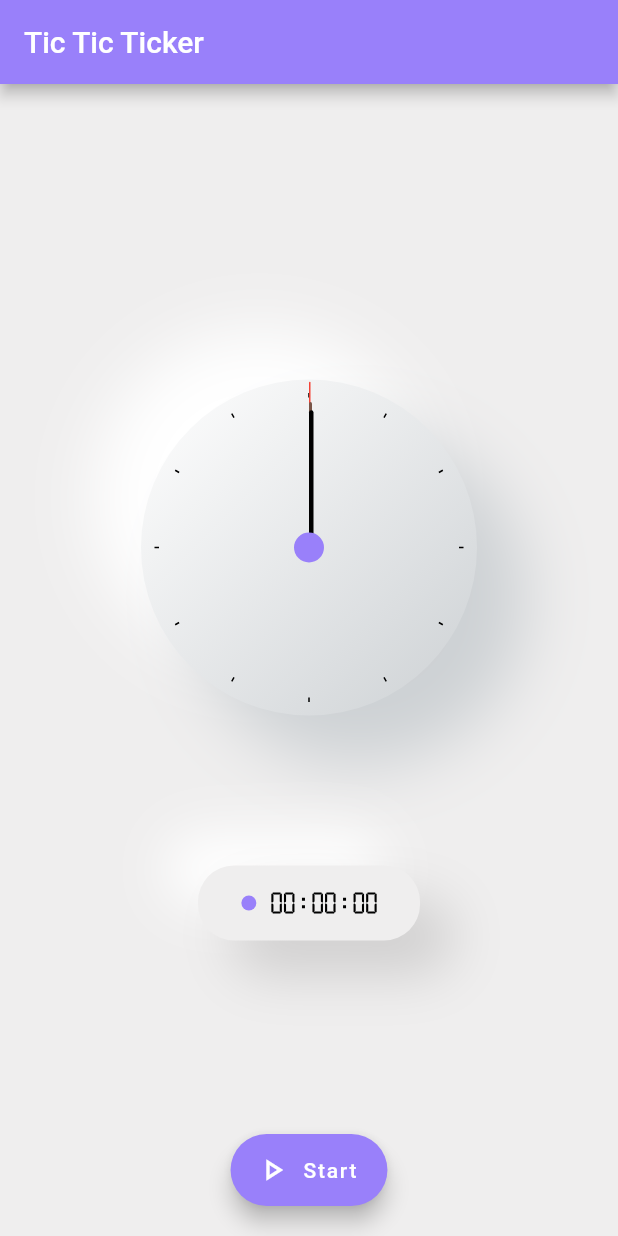
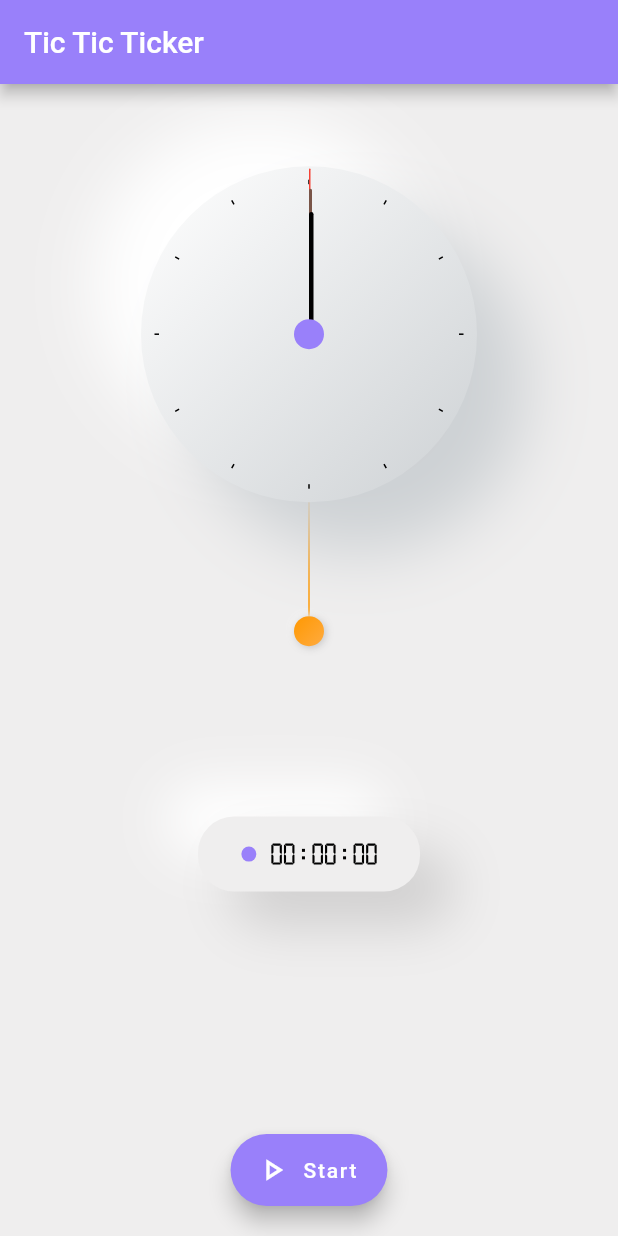
Before and after one commit to ksadanand172/Clock-Tick, a Flutter app: the screen it shows after launch, on a phone screen of 412 x 824 dp. Run offline on Flutter 3.47's test engine with Material 2 defaults, Android fonts, the phone set to English and light mode, and no system bars.

Commit message:
added pendulum function to clock & minor UI fix

```diff
--- a/lib/clcok_ticker/analog_clock_body.dart
+++ b/lib/clcok_ticker/analog_clock_body.dart
@@ -1,24 +1,52 @@
 import 'dart:math';
 import 'package:flutter/material.dart';
+import 'package:neu_clock/clcok_ticker/pendulum_widget.dart';
 
 class AnalogClock extends StatefulWidget {
   final DateTime now;
+  final bool isStarted;
 
-  const AnalogClock({Key? key, required this.now}) : super(key: key);
+  const AnalogClock({Key? key, required this.now, this.isStarted = false})
+      : super(key: key);
 
   @override
   State<AnalogClock> createState() => _AnalogClockState();
 }
 
-class _AnalogClockState extends State<AnalogClock> {
+class _AnalogClockState extends State<AnalogClock>
+    with SingleTickerProviderStateMixin {
+  late AnimationController _animationController;
+
+  @override
+  void initState() {
+    _animationController = AnimationController(
+      vsync: this,
+      duration: const Duration(seconds: 1),
+    );
+    super.initState();
+  }
+
   @override
   Widget build(BuildContext context) {
-    return Container(
-      color: const Color(0xffefeeee),
-      alignment: const Alignment(0, -0.6),
+    if (widget.now.second % 2 == 0) {
+      _animationController.forward();
+    } else {
+      _animationController.reverse();
+    }
+    return Stack(
+      clipBehavior: Clip.none,
+      children: [
+        Positioned(
+          right: MediaQuery.of(context).size.width/2 + 10,
+          child: Pendulum(
+            animationController: _animationController,
+            isStarted: widget.isStarted,
+          ),
+        ),
+        Container(
+          // color: const Color(0xffefeeee),
+          alignment: const Alignment(0, 0),
           transformAlignment: Alignment.center,
-      child: Container(
-        color: const Color(0xffefeeee),
           child: Container(
             width: 224,
             height: 224,
@@ -70,6 +98,7 @@ class _AnalogClockState extends State<AnalogClock> {
             ),
           ),
         ),
+      ],
     );
   }
 }
@@ -163,7 +192,7 @@ class HoursHand extends StatelessWidget {
         ),
         Container(
           height: 3,
-          width: 90,
+          width: 80,
           decoration: BoxDecoration(
             color: Colors.black,
             borderRadius: BorderRadius.circular(2),
@@ -173,7 +202,7 @@ class HoursHand extends StatelessWidget {
           ),
         ),
         const SizedBox(
-          width: 22,
+          width: 32,
         ),
       ],
     );
--- /dev/null
+++ b/lib/clcok_ticker/pendulum_widget.dart
@@ -0,0 +1,77 @@
+import 'dart:math';
+
+import 'package:flutter/material.dart';
+
+class Pendulum extends StatelessWidget {
+  final AnimationController animationController;
+  final bool isStarted;
+
+  const Pendulum(
+      {Key? key, required this.animationController, this.isStarted = false})
+      : super(key: key);
+
+  @override
+  Widget build(BuildContext context) {
+    double begin = isStarted ? 0.48 : 0.5;
+    double end = isStarted ? 0.52 : 0.5;
+    return RotationTransition(
+      turns: Tween(begin: begin, end: end).animate(animationController),
+      alignment: Alignment.topCenter,
+      child: Container(
+        transform: Matrix4.rotationZ(pi),
+        child: Column(
+          mainAxisAlignment: MainAxisAlignment.center,
+          children: [
+            Container(
+              height: 300,
+              width: 1,
+              decoration: BoxDecoration(
+                borderRadius: BorderRadius.circular(8),
+                color: Colors.orange,
+              ),
+            ),
+            const _PendulumWeigh(),
+          ],
+        ),
+      ),
+    );
+  }
+}
+
+class _PendulumWeigh extends StatelessWidget {
+  const _PendulumWeigh({Key? key}) : super(key: key);
+
+  @override
+  Widget build(BuildContext context) {
+    return Container(
+      width: 20,
+      height: 20,
+      decoration: BoxDecoration(
+        color: Colors.orange,
+        borderRadius: BorderRadius.circular(64),
+        gradient: const LinearGradient(
+          begin: Alignment.topLeft,
+          end: Alignment.bottomRight,
+          colors: [
+            Colors.orange,
+            Colors.orangeAccent,
+          ],
+        ),
+        boxShadow: const [
+          BoxShadow(
+            color: Color(0xffffffff),
+            offset: Offset(-.82, -.82),
+            blurRadius: 4,
+            spreadRadius: 0.0,
+          ),
+          BoxShadow(
+            color: Color(0xffbebdbd),
+            offset: Offset(.82, .82),
+            blurRadius: 4,
+            spreadRadius: 0.0,
+          ),
+        ],
+      ),
+    );
+  }
+}
--- a/lib/main.dart
+++ b/lib/main.dart
@@ -1,6 +1,7 @@
 import 'dart:async';
 
 import 'package:flutter/material.dart';
+import 'package:flutter/services.dart';
 import 'package:neu_clock/clcok_ticker/analog_clock_body.dart';
 import 'package:neu_clock/clcok_ticker/digital_clock_body.dart';
 
@@ -13,6 +14,8 @@ class MyApp extends StatelessWidget {
 
   @override
   Widget build(BuildContext context) {
+    //To hide status or notification bar
+    SystemChrome.setEnabledSystemUIMode(SystemUiMode.leanBack);
     return MaterialApp(
       title: 'Flutter Demo',
       debugShowCheckedModeBanner: false,
@@ -78,15 +81,21 @@ class _TicTicTickerState extends State<TicTicTicker> {
         title: Text(widget.title),
       ),
       body: Column(
-        mainAxisAlignment: MainAxisAlignment.center,
+        mainAxisAlignment: MainAxisAlignment.spaceEvenly,
         children: [
-          AnalogClock(now: now),
+          AnalogClock(
+            now: now,
+            isStarted: isStarted,
+          ),
           const SizedBox(
             height: 100,
           ),
           DigitalClock(
             now: now,
             isStarted: isStarted,
+          ),
+          const SizedBox(
+            height: 120,
           ),
         ],
       ),
@@ -100,8 +109,9 @@ class _TicTicTickerState extends State<TicTicTicker> {
               _stopCounter();
             }
           },
-          tooltip: 'Increment',
-          icon: Icon(isStarted ? Icons.stop_outlined : Icons.play_arrow_outlined),
+          tooltip: 'Start / Stop',
+          icon:
+              Icon(isStarted ? Icons.stop_outlined : Icons.play_arrow_outlined),
           backgroundColor: const Color(0xff9980fa),
           label: Text(isStarted ? "Stop" : "Start"),
         ),
```
Lines whose indentation alone changed are shown as unchanged.
